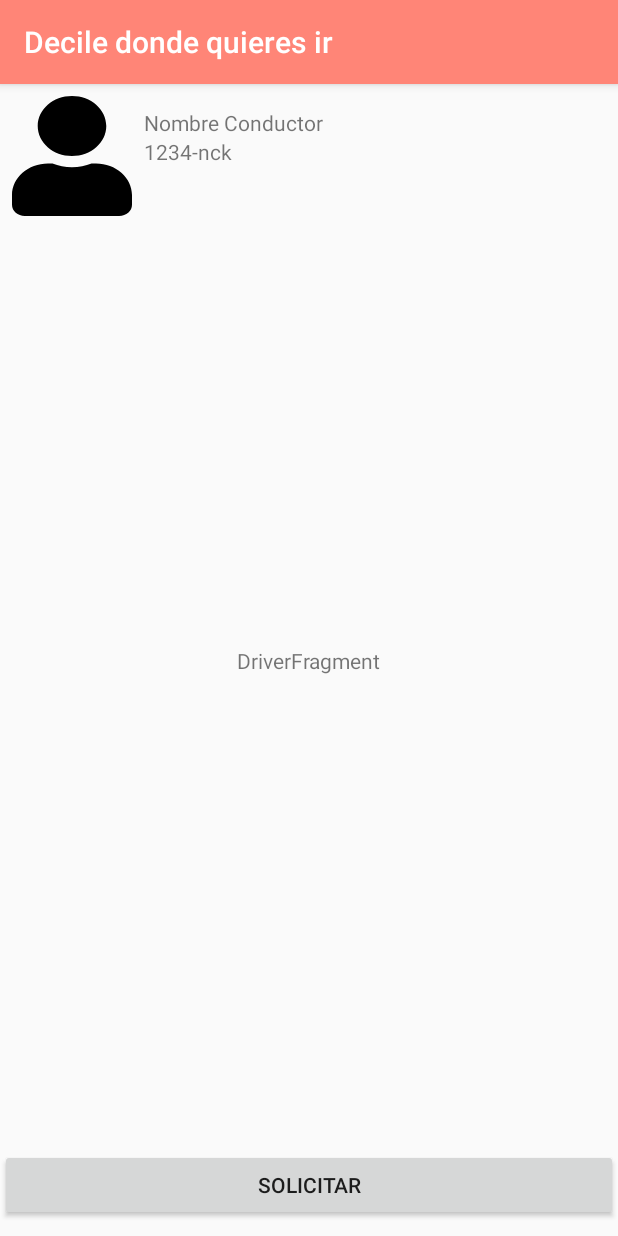
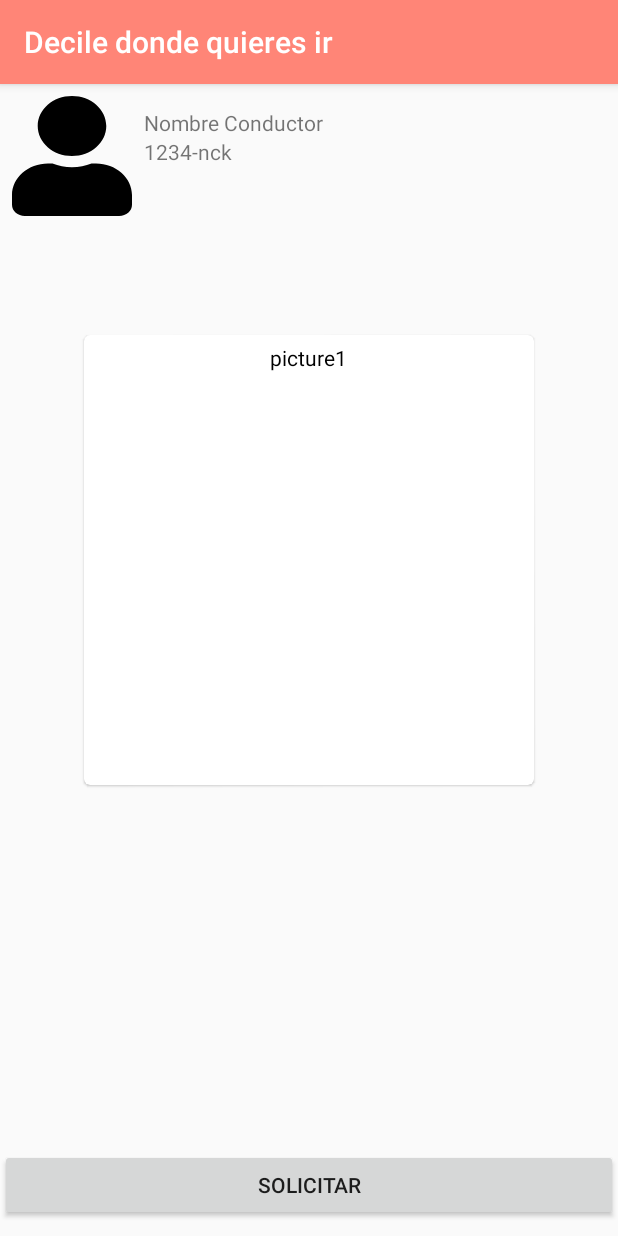
Before and after one commit to alexrv11/taxi-passanger, an Android app: the screen it shows after launch (DriverActivity), on a phone screen of 412 x 824 dp. Run offline under Robolectric (Android 15) with nearby library versions, the phone set to English and light mode, and no system bars.

Commit message:
implement recycler view

```diff
--- a/app/src/main/java/com/taxi/friend/taxifriendclient/DriverActivity.kt
+++ b/app/src/main/java/com/taxi/friend/taxifriendclient/DriverActivity.kt
@@ -20,5 +20,6 @@ class DriverActivity : AppCompatActivity() {
         actionBar!!.title = "Decile donde quieres ir"
 
 
+
     }
 }
--- a/app/src/main/java/com/taxi/friend/taxifriendclient/models/DriverData.kt
+++ b/app/src/main/java/com/taxi/friend/taxifriendclient/models/DriverData.kt
@@ -1,4 +1,4 @@
 package com.taxi.friend.taxifriendclient.models
 
 
-class DriverData(var name: String?, var identityCar: String?)
+class DriverData(var name: String?, var identityCar: String?, var pictures: ArrayList<String>)
--- a/app/src/main/java/com/taxi/friend/taxifriendclient/ui/driver/DriverFragment.kt
+++ b/app/src/main/java/com/taxi/friend/taxifriendclient/ui/driver/DriverFragment.kt
@@ -7,24 +7,35 @@ import androidx.viewpager.widget.ViewPager
 import android.view.LayoutInflater
 import android.view.View
 import android.view.ViewGroup
+import androidx.recyclerview.widget.LinearLayoutManager
+import androidx.recyclerview.widget.LinearSnapHelper
+import androidx.recyclerview.widget.SnapHelper
 
 import com.taxi.friend.taxifriendclient.R
+import kotlinx.android.synthetic.main.driver_fragment.view.*
 
 class DriverFragment : Fragment() {
 
-    private var mViewModel: DriverViewModel? = null
-    private val viewPager: ViewPager? = null
+    private var mViewModel: DriverViewModel = DriverViewModel()
 
     override fun onCreateView(inflater: LayoutInflater, container: ViewGroup?,
                               savedInstanceState: Bundle?): View? {
 
+        var view = inflater.inflate(R.layout.driver_fragment, container, false)
 
-        return inflater.inflate(R.layout.driver_fragment, container, false)
+        view.driverRecycler.layoutManager = LinearLayoutManager(view.context, LinearLayoutManager.HORIZONTAL, false)
+        view.driverRecycler.adapter = RecyclerDriverAdapter(mViewModel.getDriver()!!.value!!.pictures)
+
+        val snapHelper : SnapHelper = LinearSnapHelper()
+        snapHelper.attachToRecyclerView(view.driverRecycler)
+
+        return view
     }
 
     override fun onActivityCreated(savedInstanceState: Bundle?) {
         super.onActivityCreated(savedInstanceState)
         mViewModel = ViewModelProviders.of(this).get(DriverViewModel::class.java)
+
 
     }
 
--- a/app/src/main/java/com/taxi/friend/taxifriendclient/ui/driver/DriverViewModel.kt
+++ b/app/src/main/java/com/taxi/friend/taxifriendclient/ui/driver/DriverViewModel.kt
@@ -13,7 +13,17 @@ class DriverViewModel : ViewModel() {
 
         if (driver == null) {
             driver = MutableLiveData()
-            driver!!.value = DriverData("test name", "1234nkc")
+            var pictures = ArrayList<String>()
+            pictures.add("picture1")
+            pictures.add("picture2")
+            pictures.add("picture3")
+            pictures.add("picture4")
+            pictures.add("picture5")
+            pictures.add("picture6")
+            pictures.add("picture7")
+            pictures.add("picture8")
+            pictures.add("picture9")
+            driver!!.value = DriverData("test name", "1234nkc", pictures)
         }
 
         return driver
--- /dev/null
+++ b/app/src/main/java/com/taxi/friend/taxifriendclient/ui/driver/RecyclerDriverAdapter.kt
@@ -0,0 +1,29 @@
+package com.taxi.friend.taxifriendclient.ui.driver
+
+import android.view.LayoutInflater
+import android.view.View
+import android.view.ViewGroup
+import android.widget.TextView
+import androidx.recyclerview.widget.RecyclerView
+import androidx.recyclerview.widget.RecyclerView.Adapter
+import com.taxi.friend.taxifriendclient.R
+import kotlinx.android.synthetic.main.driver_item_picture.view.*
+
+class RecyclerDriverAdapter(val pictures: ArrayList<String>) : Adapter<RecyclerDriverAdapter.DriverViewHolder>(){
+    override fun onCreateViewHolder(parent: ViewGroup, viewType: Int): DriverViewHolder {
+        val view : View = LayoutInflater.from(parent.context).inflate(R.layout.driver_item_picture, parent, false)
+
+        return DriverViewHolder(view)
+    }
+
+    override fun getItemCount() = pictures.size
+
+    override fun onBindViewHolder(holder: DriverViewHolder, position: Int) {
+        holder.description.text = pictures[position]
+    }
+
+
+    class DriverViewHolder(itemView: View) : RecyclerView.ViewHolder(itemView) {
+        val description: TextView = itemView.description
+    }
+}
--- a/app/src/main/java/com/taxi/friend/taxifriendclient/ui/driver/RecyclerDriverPictureAdapter.kt
+++ /dev/null
@@ -1,3 +0,0 @@
-package com.taxi.friend.taxifriendclient.ui.driver
-
-class RecyclerDriverPictureAdapter
--- a/app/src/main/res/layout/driver_fragment.xml
+++ b/app/src/main/res/layout/driver_fragment.xml
@@ -7,16 +7,6 @@
     android:layout_width="match_parent"
     android:layout_height="match_parent"
     tools:context=".ui.driver.DriverFragment">
-
-    <TextView
-        android:id="@+id/message"
-        android:layout_width="wrap_content"
-        android:layout_height="wrap_content"
-        android:text="DriverFragment"
-        app:layout_constraintBottom_toBottomOf="parent"
-        app:layout_constraintEnd_toEndOf="parent"
-        app:layout_constraintStart_toStartOf="parent"
-        app:layout_constraintTop_toTopOf="parent" />
 
     <RelativeLayout
         android:layout_width="match_parent"
@@ -63,14 +53,15 @@
                             />
                     </LinearLayout>
 
-                    <androidx.viewpager.widget.ViewPager
-                        android:id="@+id/driver_pager"
-                        android:layout_width="match_parent"
-                        android:layout_height="wrap_content">
-
-                    </androidx.viewpager.widget.ViewPager>
                 </LinearLayout>
 
+                <androidx.recyclerview.widget.RecyclerView
+                    android:id="@+id/driverRecycler"
+                    android:layout_width="match_parent"
+                    android:layout_height="wrap_content"
+                    >
+
+                </androidx.recyclerview.widget.RecyclerView>
             </LinearLayout>
 
         </ScrollView>
--- a/app/src/main/res/layout/driver_item_picture.xml
+++ b/app/src/main/res/layout/driver_item_picture.xml
@@ -1,13 +1,18 @@
 <?xml version="1.0" encoding="utf-8"?>
-<RelativeLayout xmlns:android="http://schemas.android.com/apk/res/android"
-    android:layout_width="wrap_content"
-    android:layout_height="wrap_content"
+<androidx.constraintlayout.widget.ConstraintLayout xmlns:android="http://schemas.android.com/apk/res/android"
+    android:layout_width="match_parent"
+    android:layout_height="400dp"
     xmlns:app="http://schemas.android.com/apk/res-auto"
-    android:layout_margin="1dp">
+    android:layout_margin="1dp"
+    android:padding="12dp">
 
     <androidx.cardview.widget.CardView
-        android:layout_width="120dp"
-        android:layout_height="120dp"
+        android:layout_width="300dp"
+        android:layout_height="300dp"
+        app:layout_constraintLeft_toLeftOf="parent"
+        app:layout_constraintBottom_toBottomOf="parent"
+        app:layout_constraintRight_toRightOf="parent"
+        app:layout_constraintTop_toTopOf="parent"
         app:cardCornerRadius="4dp"
         app:cardMaxElevation="2dp"
         app:cardElevation="1dp"
@@ -16,21 +21,12 @@
         <RelativeLayout
             android:layout_width="match_parent"
             android:layout_height="match_parent">
-            <de.hdodenhof.circleimageview.CircleImageView
-                android:id="@+id/image"
-                android:layout_width="90dp"
-                android:layout_height="90dp"
-                android:scaleType="centerCrop"
-                android:layout_centerHorizontal="true"
-                android:src="@drawable/ic_launcher_background"/>
-
 
             <TextView
                 android:id="@+id/description"
                 android:layout_width="wrap_content"
                 android:layout_height="20dp"
                 android:text="Test card"
-                android:layout_below="@+id/image"
                 android:layout_centerHorizontal="true"
                 android:gravity="center"
                 android:layout_marginTop="5dp"
@@ -42,4 +38,4 @@
                 />
         </RelativeLayout>
     </androidx.cardview.widget.CardView>
-</RelativeLayout>
+</androidx.constraintlayout.widget.ConstraintLayout>
```
